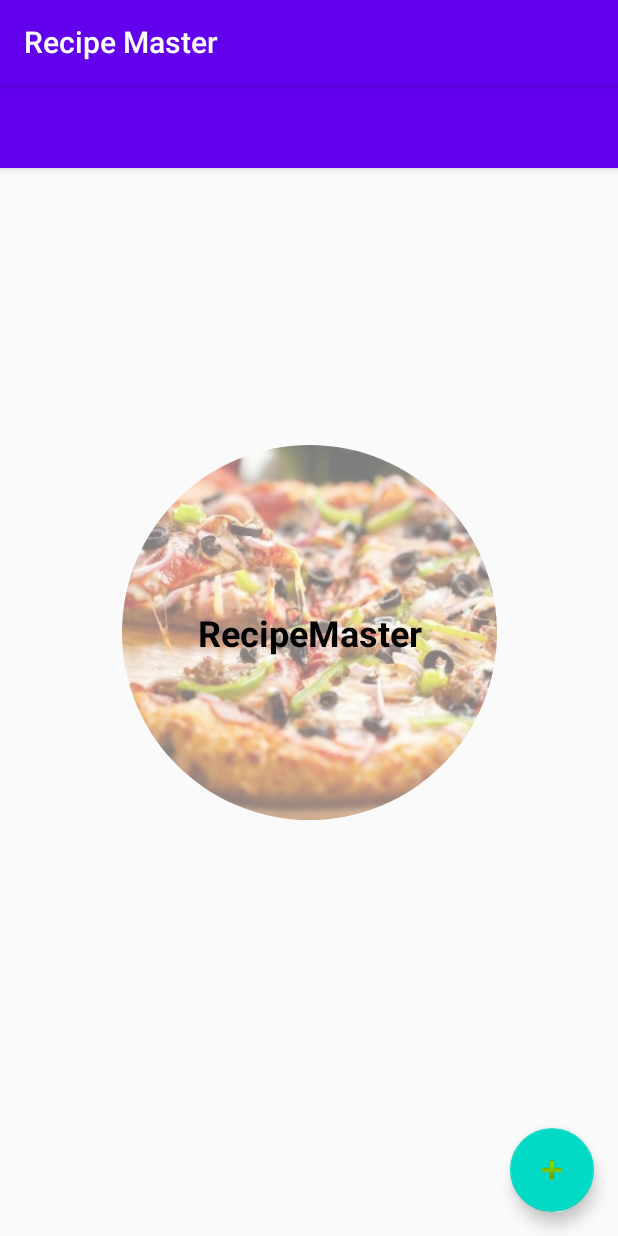
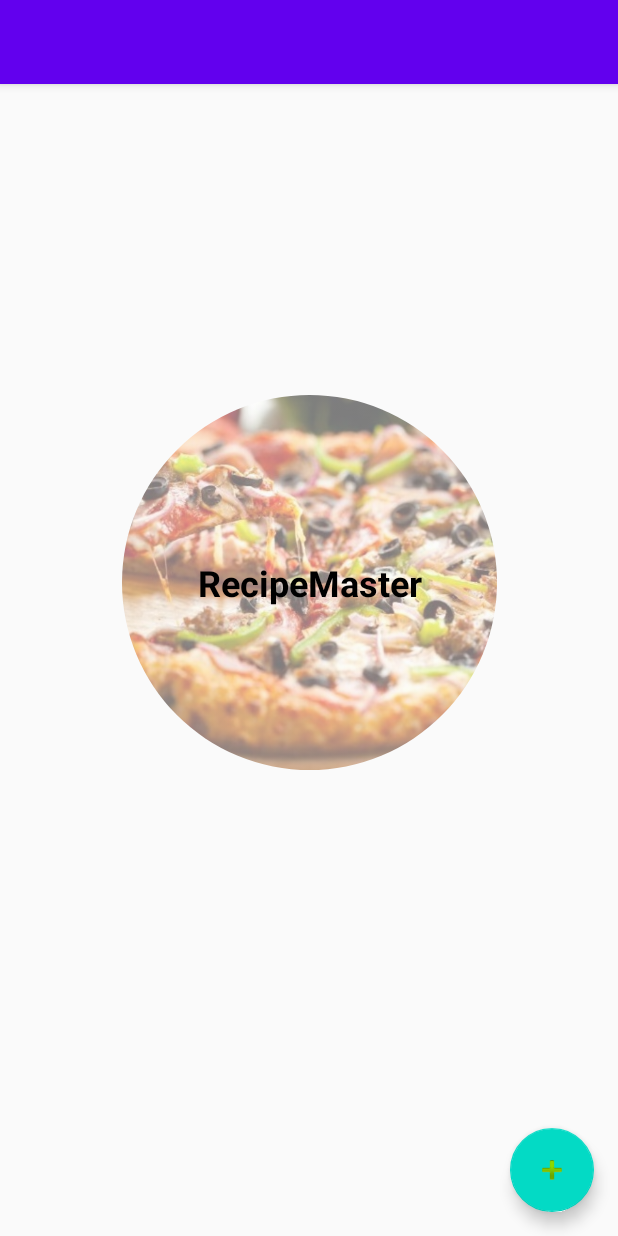
Before and after one commit to Zywczas/RecipeMaster, an Android app: the screen it shows after launch (MainActivity), on a phone screen of 412 x 824 dp. Run offline under Robolectric (Android 15) with nearby library versions, the phone set to English and light mode, and no system bars; our stand-ins replace CircleImageView, Dagger/Hilt's generated code.

```diff
--- a/app/build.gradle
+++ b/app/build.gradle
@@ -52,7 +52,7 @@ dependencies {
     implementation 'androidx.legacy:legacy-support-v4:1.0.0'
 
     //dagger
-    implementation 'com.google.dagger:dagger-android:2.24'
+    implementation 'com.google.dagger:dagger:2.28.3'
     implementation 'com.google.dagger:dagger-android-support:2.24'
     kapt 'com.google.dagger:dagger-android-processor:2.24'
     kapt 'com.google.dagger:dagger-compiler:2.28.3'
--- a/app/src/main/java/com/zywczas/recipemaster/views/CookingFragment.kt
+++ b/app/src/main/java/com/zywczas/recipemaster/views/CookingFragment.kt
@@ -6,8 +6,9 @@ import android.view.LayoutInflater
 import android.view.View
 import android.view.ViewGroup
 import com.zywczas.recipemaster.R
+import javax.inject.Inject
 
-class CookingFragment : Fragment(R.layout.fragment_cooking) {
+class CookingFragment @Inject constructor() : Fragment(R.layout.fragment_cooking) {
 
 
 }
--- a/app/src/main/java/com/zywczas/recipemaster/views/LoginFragment.kt
+++ b/app/src/main/java/com/zywczas/recipemaster/views/LoginFragment.kt
@@ -6,9 +6,10 @@ import android.view.LayoutInflater
 import android.view.View
 import android.view.ViewGroup
 import com.zywczas.recipemaster.R
+import javax.inject.Inject
 
 
-class LoginFragment : Fragment(R.layout.fragment_login) {
+class LoginFragment @Inject constructor() : Fragment(R.layout.fragment_login) {
 
 
 }
--- a/app/src/main/res/values/styles.xml
+++ b/app/src/main/res/values/styles.xml
@@ -1,6 +1,6 @@
 <resources>
     <!-- Base application theme. -->
-    <style name="AppTheme" parent="Theme.AppCompat.Light.DarkActionBar">
+    <style name="AppTheme" parent="Theme.AppCompat.Light.NoActionBar">
         <!-- Customize your theme here. -->
         <item name="colorPrimary">@color/colorPrimary</item>
         <item name="colorPrimaryDark">@color/colorPrimaryDark</item>
```
Also changed, not shown: app/src/main/java/com/zywczas/recipemaster/di/FragmentFactoryModule.kt (+16 -0 lines).
